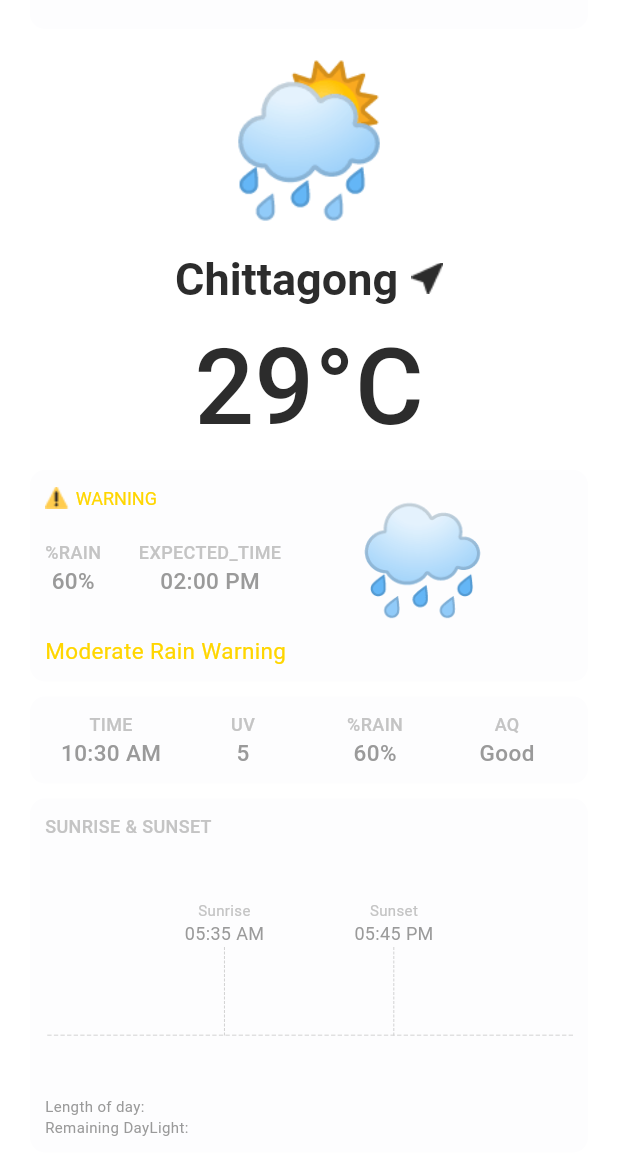
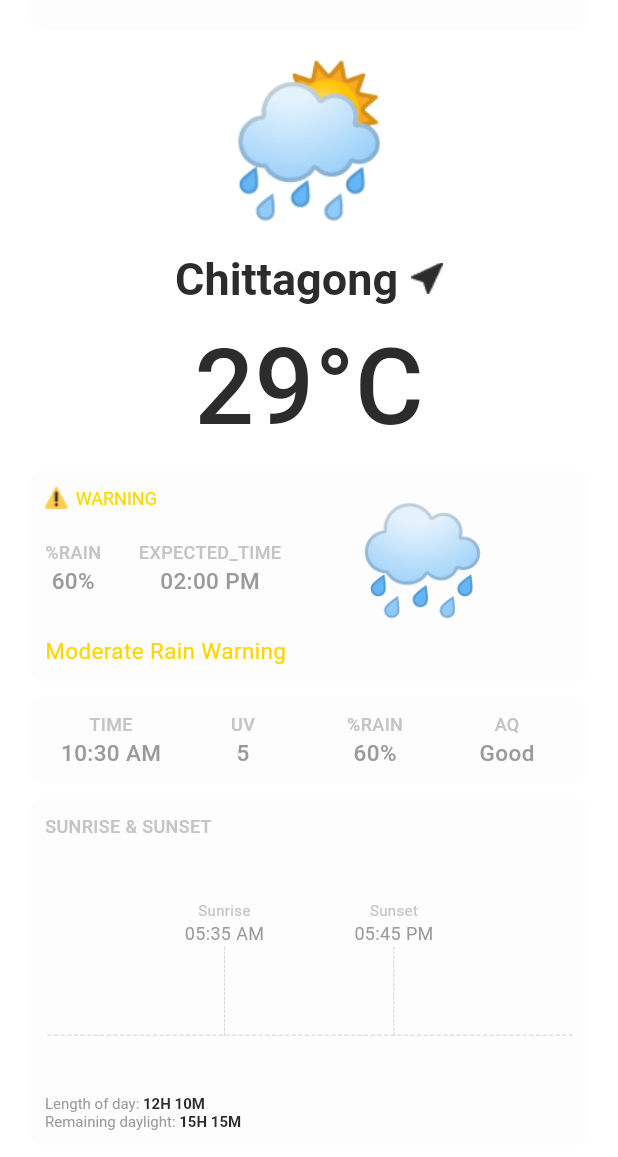
Before and after one commit to MashRafi-313/weather-app, a Flutter app: the screen it shows after launch, on a phone screen of 412 x 824 dp, the part 79-1236 px from its top. Run offline on Flutter 3.47's test engine with Material 3 defaults, Android fonts, the phone set to English and light mode, and no system bars; our stand-ins replace shared_preferences; Roboto replaces fonts that are missing (Poppins).

Commit message:
Daylength & RemainingDayLight Added

```diff
--- a/lib/body/app_body_components/SunStatus.dart
+++ b/lib/body/app_body_components/SunStatus.dart
@@ -2,6 +2,7 @@ import 'package:flutter/cupertino.dart';
 import 'package:flutter/material.dart';
 import 'package:intl/intl.dart';
 import 'package:warm_cloud/app_color/app_color.dart';
+import 'package:warm_cloud/body/app_body_components/SunStatus/day_light.dart';
 import 'package:warm_cloud/custom_class/heading_value_divider.dart';
 
 import 'SunStatus/heading.dart';
@@ -10,24 +11,59 @@ import 'SunStatus/horizontal_divider.dart';
 class SunStatus extends StatelessWidget {
   final String? sunrise;
   final String? sunset;
- late Duration lengthOfDay;
+
+  //late Duration lengthOfDay;
+
   // late final Duration lengthOfDay;
   SunStatus({super.key, required this.sunrise, required this.sunset}) {
-    // DateTime sunSet = DateFormat.Hm().parse(sunset!);
-    // DateTime sunRise = DateFormat.jm().parseStrict(sunrise!);
-    //
-    // DateTime today = DateTime.now().toUtc();
-    // sunSet = DateTime(today.year, today.month, today.day, sunSet.hour, sunSet.minute);
-    // sunRise = DateTime(today.year, today.month, today.day, sunRise.hour, sunRise.minute);
-    //
-    // // Calculate the length of day
-    // lengthOfDay = sunSet.difference(sunRise);
+    //_findTimeDifference(sunrise,sunset);
+  }
+
+  Duration _findTimeDifference(String? sunriseTime, String? sunsetTime) {
+    // String sunriseSplit = sunrise!.split(" ")[0];
+    // String sunsetSplit = sunset!.split(" ")[0];
+
+    DateTime parsedSunrise = DateFormat.Hm().parse(sunriseTime!.split(" ")[0]);
+    DateTime parsedSunset = DateFormat.Hm().parse(sunsetTime!.split(" ")[0]);
+    parsedSunset = parsedSunset.add(const Duration(hours: 12));
+
+    DateTime now = DateTime.now().toUtc();
+    DateTime sunRise = DateTime(now.year, now.month, now.day,
+        parsedSunrise.hour, parsedSunrise.minute);
+    DateTime sunSet = DateTime(now.year, now.month, now.day,
+        parsedSunset.hour, parsedSunset.minute);
+
+    Duration lengthOfDay = sunSet.difference(sunRise);
+    return lengthOfDay;
+  }
+
+  Duration _findRemainingDayLight(String? presentTime, String? sunsetTime) {
+    DateTime parsedCurrentTime = DateFormat.Hm().parse(presentTime!);
+    DateTime parsedSunset = DateFormat.Hm().parse(sunsetTime!.split(" ")[0]);
+    parsedSunset = parsedSunset.add(const Duration(hours: 12));
+
+    DateTime now = DateTime.now().toUtc();
+    DateTime current =
+        DateTime(now.year, now.month, now.day, parsedCurrentTime.hour, parsedCurrentTime.minute);
+    DateTime sunSet = DateTime(
+        now.year, now.month, now.day, parsedSunset.hour, parsedSunset.minute);
+
+    Duration remainingDayLight = sunSet.difference(current);
+    return remainingDayLight;
   }
 
   @override
   Widget build(BuildContext context) {
-    // int hours = lengthOfDay.inHours;
-    // int minutes = lengthOfDay.inMinutes%60;
+    Duration lengthOfDay = _findTimeDifference(sunrise, sunset);
+    int lengthOfDayInHour = lengthOfDay.inHours;
+    int lengthOfDayInMinutes = lengthOfDay.inMinutes % 60;
+    String? currentTime = DateFormat('HH:mm').format(DateTime.now());
+    Duration remainingDayLight = _findRemainingDayLight(currentTime, sunset);
+    int remainingDayLightInHours =
+        remainingDayLight.inHours > 0 ? remainingDayLight.inHours : 0;
+    int remainingDayLightInMinutes =
+        remainingDayLight.inMinutes > 0 ? remainingDayLight.inMinutes % 60: 0;
+
     return Container(
       margin: const EdgeInsets.symmetric(horizontal: 20.0),
       padding: const EdgeInsets.all(10),
@@ -61,18 +97,43 @@ class SunStatus extends StatelessWidget {
           const SizedBox(
             height: 40,
           ),
-          Text(
-            "Length of day:",
-            style: TextStyle(
-                fontSize: 10,
-                fontWeight: FontWeight.w400,
-                color: AppColor.dustyGray),
-          ),
-          Text("Remaining DayLight:",
-              style: TextStyle(
-                  fontSize: 10,
-                  fontWeight: FontWeight.w400,
-                  color: AppColor.dustyGray)),
+          DayLight(
+              text: "Length of day: ",
+              hours: lengthOfDayInHour,
+              minutes: lengthOfDayInMinutes),
+          DayLight(
+              text: "Remaining daylight: ",
+              hours: remainingDayLightInMinutes,
+              minutes: remainingDayLightInMinutes),
+          // RichText(
+          //     text: TextSpan(children: [
+          //   TextSpan(
+          //     text: "Length of day",
+          //     style: TextStyle(
+          //         fontSize: 10,
+          //         fontWeight: FontWeight.w400,
+          //         color: AppColor.dustyGray),
+          //   ),
+          //   TextSpan(
+          //     text: "${hours}H ${minutes}M",
+          //     style: TextStyle(
+          //         fontSize: 10,
+          //         fontWeight: FontWeight.w600,
+          //         color: AppColor.mineShaft),
+          //   )
+          // ],),),
+          // Text(
+          //   "Length of day:",
+          //   style: TextStyle(
+          //       fontSize: 10,
+          //       fontWeight: FontWeight.w400,
+          //       color: AppColor.dustyGray),
+          // ),
+          // Text("Remaining DayLight:",
+          //     style: TextStyle(
+          //         fontSize: 10,
+          //         fontWeight: FontWeight.w400,
+          //         color: AppColor.dustyGray)),
         ],
       ),
     );
--- /dev/null
+++ b/lib/body/app_body_components/SunStatus/day_light.dart
@@ -0,0 +1,39 @@
+import 'package:flutter/cupertino.dart';
+
+import '../../../app_color/app_color.dart';
+
+class DayLight extends StatelessWidget {
+  final String? text;
+  final int? hours;
+  final int? minutes;
+
+  const DayLight(
+      {super.key,
+      required this.text,
+      required this.hours,
+      required this.minutes});
+
+  @override
+  Widget build(BuildContext context) {
+    return RichText(
+      text: TextSpan(
+        children: [
+          TextSpan(
+            text: text,
+            style: TextStyle(
+                fontSize: 10,
+                fontWeight: FontWeight.w400,
+                color: AppColor.dustyGray),
+          ),
+          TextSpan(
+            text: "${hours}H ${minutes}M",
+            style: TextStyle(
+                fontSize: 10,
+                fontWeight: FontWeight.bold,
+                color: AppColor.mineShaft),
+          )
+        ],
+      ),
+    );
+  }
+}
```
